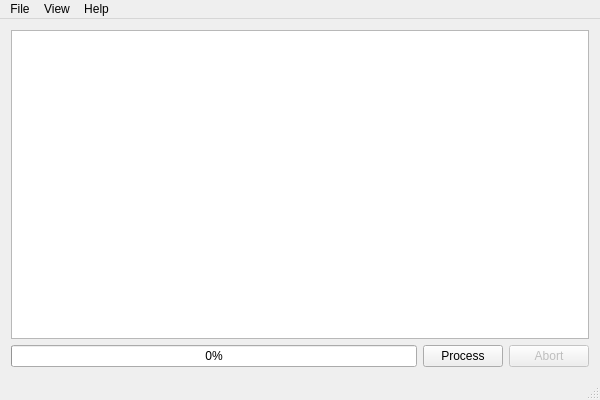
folterj/BioImageOperation, file BioImageOperation/MainWindow.ui: the form before one commit.
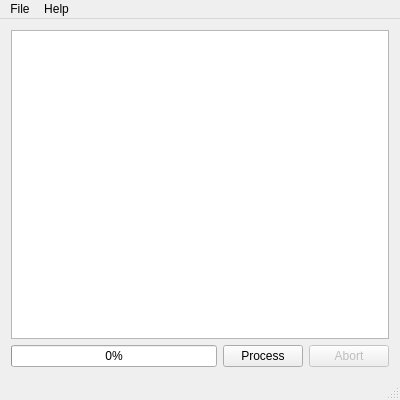
The form after the commit.

Diff of the .ui file:
```diff
--- a/BioImageOperation/MainWindow.ui
+++ b/BioImageOperation/MainWindow.ui
@@ -6,7 +6,7 @@
    <rect>
     <x>0</x>
     <y>0</y>
-    <width>600</width>
+    <width>400</width>
     <height>400</height>
    </rect>
   </property>
@@ -17,8 +17,8 @@
    <layout class="QVBoxLayout" name="verticalLayout">
     <item>
      <widget class="QPlainTextEdit" name="scriptTextEdit">
-      <property name="tabStopWidth">
-       <number>20</number>
+      <property name="tabStopDistance">
+       <double>20.000000000000000</double>
       </property>
      </widget>
     </item>
@@ -75,7 +75,7 @@
     <rect>
      <x>0</x>
      <y>0</y>
-     <width>600</width>
+     <width>400</width>
      <height>21</height>
     </rect>
    </property>
@@ -91,11 +91,6 @@
     <addaction name="separator"/>
     <addaction name="actionExit"/>
    </widget>
-   <widget class="QMenu" name="menuView">
-    <property name="title">
-     <string>View</string>
-    </property>
-   </widget>
    <widget class="QMenu" name="menuHelp">
     <property name="title">
      <string>Help</string>
@@ -105,7 +100,6 @@
     <addaction name="actionAbout"/>
    </widget>
    <addaction name="menuFile"/>
-   <addaction name="menuView"/>
    <addaction name="menuHelp"/>
   </widget>
   <widget class="QStatusBar" name="statusBar"/>
```
Left out of the diff: 7 changed lines with no effect on the pictures.
